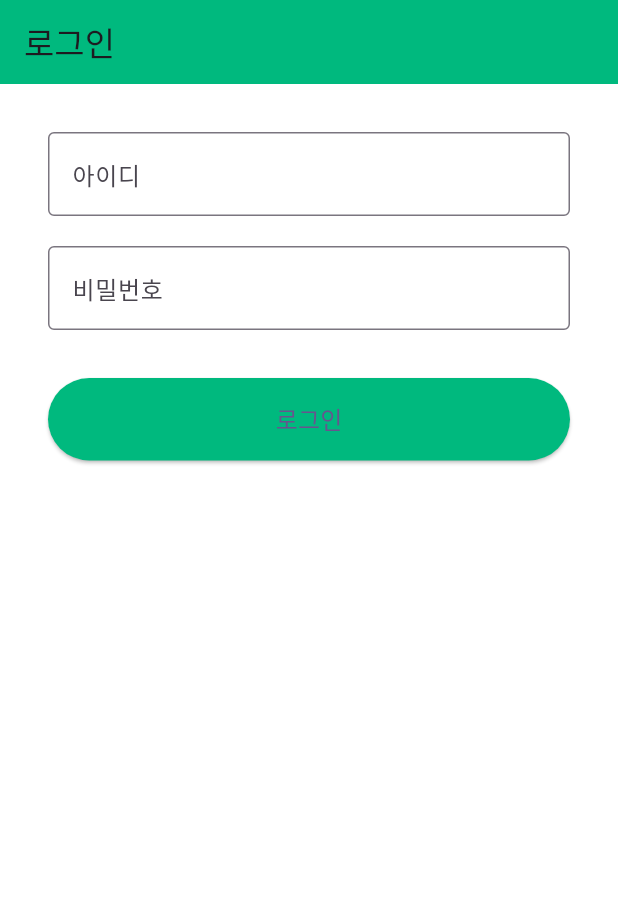
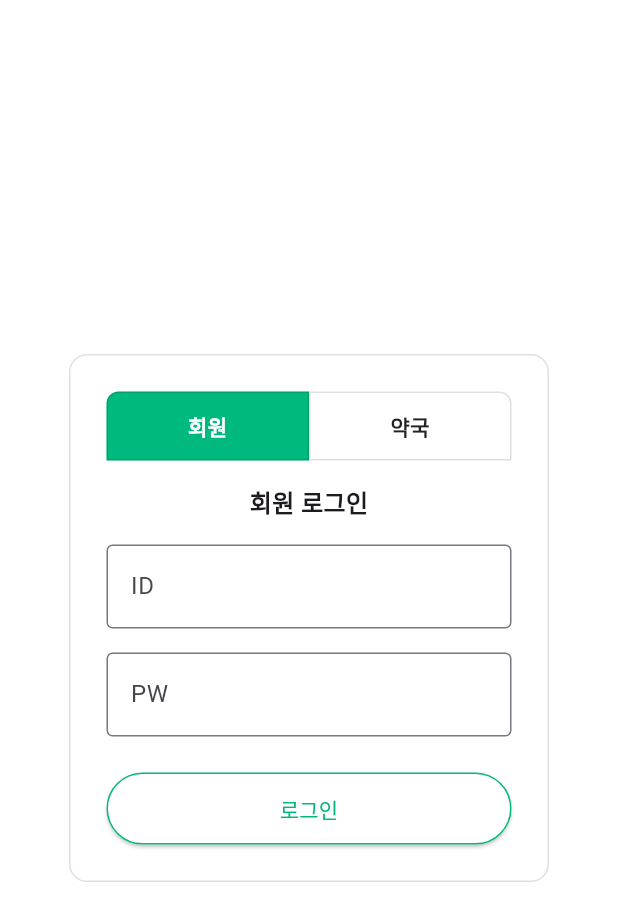
Before and after one commit to seohyun020633/QRyakee, a Flutter app: the LoginScreen screen opened directly, on a phone screen of 412 x 824 dp. Shown: the top 921 px of the screen. Run offline on Flutter 3.47's test engine with Material 3 defaults, Android fonts, the phone set to English and light mode, and no system bars; our stand-ins replace image_picker.

Commit message:
로그인 화면 UI 수정 및 회원/약국 탭 구현

```diff
--- a/flutter_application/lib/login.dart
+++ b/flutter_application/lib/login.dart
@@ -1,21 +1,5 @@
 import 'package:flutter/material.dart';
 import '../constant/colors.dart';
-void main() {
-  runApp(const MyApp());
-}
-
-class MyApp extends StatelessWidget {
-  const MyApp({super.key});
-
-  @override
-  Widget build(BuildContext context) {
-    return MaterialApp(
-      debugShowCheckedModeBanner: false,
-      title: 'first_screen',
-      home: const LoginScreen(),
-    );
-  }
-}
 
 class LoginScreen extends StatefulWidget {
   const LoginScreen({super.key});
@@ -28,67 +12,124 @@ class _LoginScreenState extends State<LoginScreen> {
   final TextEditingController _idController = TextEditingController();
   final TextEditingController _pwController = TextEditingController();
 
-  @override
-  void dispose() {
-    _idController.dispose();
-    _pwController.dispose();
-    super.dispose();
-  }
+  bool _isUser = true;
 
   void _handleLogin() {
     final id = _idController.text.trim();
     final pw = _pwController.text.trim();
-
-    // TODO: 로그인 로직 추가
-    print('ID: $id, PW: $pw');
+    // 로그인 처리 로직
+    print('로그인 유형: ${_isUser ? '회원' : '약국'}, ID: $id, PW: $pw');
   }
 
   @override
   Widget build(BuildContext context) {
     return Scaffold(
       backgroundColor: Colors.white,
-      appBar: AppBar(
-        title: const Text('로그인'),
-        backgroundColor: AppColors.primary,
+      body: Center(
+        child: Container(
+          width: 320,
+          padding: const EdgeInsets.all(24),
+          decoration: BoxDecoration(
+            color: Colors.white,
+            border: Border.all(color: Colors.black12),
+            borderRadius: BorderRadius.circular(12),
           ),
-      body: Padding(
-        padding: const EdgeInsets.all(32.0),
           child: Column(
+            mainAxisSize: MainAxisSize.min,
             children: [
+              Row(
+                children: [
+                  Expanded(
+                    child: GestureDetector(
+                      onTap: () => setState(() => _isUser = true),
+                      child: Container(
+                        decoration: BoxDecoration(
+                          color: _isUser ? AppColors.primary : Colors.white,
+                          border: Border.all(color: Colors.black12),
+                          borderRadius: const BorderRadius.only(
+                            topLeft: Radius.circular(8),
+                          ),
+                        ),
+                        padding: const EdgeInsets.symmetric(vertical: 12),
+                        child: Text(
+                          '회원',
+                          textAlign: TextAlign.center,
+                          style: TextStyle(
+                            color: _isUser ? Colors.white : Colors.black87,
+                            fontWeight: FontWeight.bold,
+                          ),
+                        ),
+                      ),
+                    ),
+                  ),
+                  Expanded(
+                    child: GestureDetector(
+                      onTap: () => setState(() => _isUser = false),
+                      child: Container(
+                        decoration: BoxDecoration(
+                          color: !_isUser ? AppColors.primary : Colors.white,
+                          border: Border.all(color: Colors.black12),
+                          borderRadius: const BorderRadius.only(
+                            topRight: Radius.circular(8),
+                          ),
+                        ),
+                        padding: const EdgeInsets.symmetric(vertical: 12),
+                        child: Text(
+                          '약국',
+                          textAlign: TextAlign.center,
+                          style: TextStyle(
+                            color: !_isUser ? Colors.white : Colors.black87,
+                            fontWeight: FontWeight.bold,
+                          ),
+                        ),
+                      ),
+                    ),
+                  ),
+                ],
+              ),
+              const SizedBox(height: 16),
+              Text(
+                _isUser ? '회원 로그인' : '약국 로그인',
+                style: const TextStyle(fontWeight: FontWeight.bold, fontSize: 16),
+              ),
+              const SizedBox(height: 16),
               TextField(
                 controller: _idController,
                 decoration: const InputDecoration(
-                labelText: '아이디',
+                  labelText: 'ID',
                   border: OutlineInputBorder(),
                 ),
               ),
-            const SizedBox(height: 20),
+              const SizedBox(height: 16),
               TextField(
                 controller: _pwController,
                 obscureText: true,
                 decoration: const InputDecoration(
-                labelText: '비밀번호',
+                  labelText: 'PW',
                   border: OutlineInputBorder(),
                 ),
               ),
-            const SizedBox(height: 32),
+              const SizedBox(height: 24),
               SizedBox(
                 width: double.infinity,
                 child: ElevatedButton(
                   onPressed: _handleLogin,
                   style: ElevatedButton.styleFrom(
-                  backgroundColor: AppColors.primary,
-                  padding: const EdgeInsets.symmetric(vertical: 16),
+                    foregroundColor: AppColors.primary,
+                    side: const BorderSide(color: AppColors.primary),
+                    backgroundColor: Colors.white,
+                    padding: const EdgeInsets.symmetric(vertical: 14),
+                    shape: RoundedRectangleBorder(
+                      borderRadius: BorderRadius.circular(24),
                     ),
-                child: const Text(
-                  '로그인',
-                  style: TextStyle(fontSize: 16),
                   ),
+                  child: const Text('로그인'),
                 ),
               ),
             ],
           ),
         ),
+      ),
     );
   }
 }
```
Also changed, not shown: flutter_application/lib/first.dart (+70 -27 lines), flutter_application/lib/signup_selection.dart (added, +52 -0 lines). Lines whose indentation alone changed are shown as unchanged.
